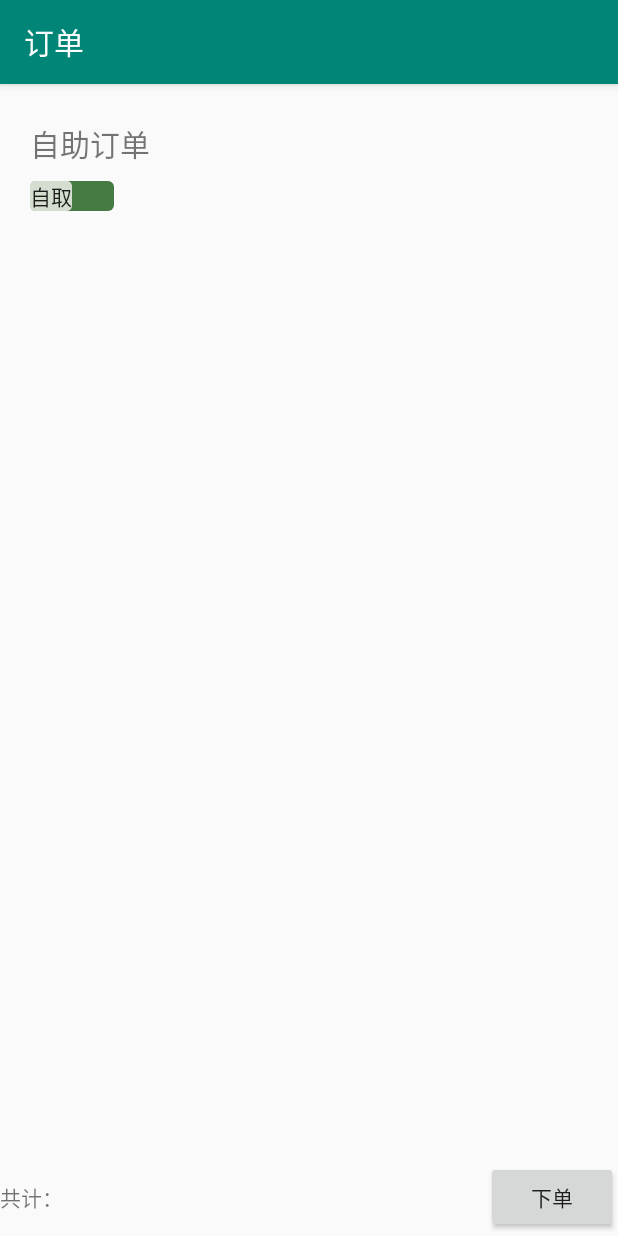
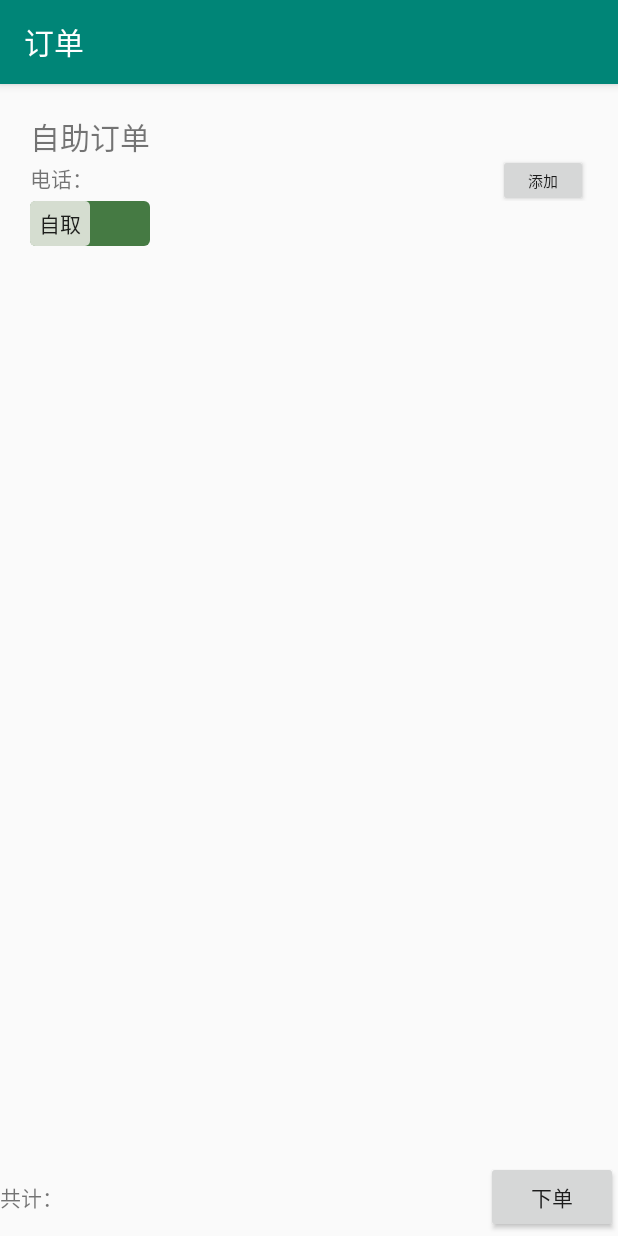
Before and after one commit to y894577/OrderApplication, an Android app: the OrderActivity screen opened directly, with no data from a screen before it, on a phone screen of 412 x 824 dp. Run offline under Robolectric (Android 15) with nearby library versions, the phone set to English and light mode, and no system bars; Roboto replaces fonts that are not available here; 3 statements that could not run were skipped.

Commit message:
【新增】Order获取通讯录并添加号码功能

```diff
--- a/app/src/main/java/com/example/myapplication/Order/OrderActivity.java
+++ b/app/src/main/java/com/example/myapplication/Order/OrderActivity.java
@@ -1,5 +1,6 @@
 package com.example.myapplication.Order;
 
+import android.app.Activity;
 import android.app.Dialog;
 import android.app.Notification;
 import android.app.NotificationChannel;
@@ -23,6 +24,7 @@ import androidx.core.app.NotificationCompat;
 import androidx.core.app.NotificationManagerCompat;
 
 import com.example.myapplication.BottomBar;
+import com.example.myapplication.Contact.ContactActivity;
 import com.example.myapplication.MyApp;
 import com.example.myapplication.R;
 import com.google.gson.JsonArray;
@@ -49,6 +51,9 @@ public class OrderActivity extends AppCompatActivity {
     private TextView sum_money;
     private Switch order_switch;
     private TextView order_address;
+    private TextView phone;
+    private Button add_phone;
+    private Button pay_order;
     private MyApp myApp;
 
     @Override
@@ -61,11 +66,15 @@ public class OrderActivity extends AppCompatActivity {
         sum_money = findViewById(R.id.sum_money);
         order_switch = findViewById(R.id.order_switch);
         order_address = findViewById(R.id.order_address);
+        add_phone = findViewById(R.id.add_phone);
+        pay_order = findViewById(R.id.pay_order);
+        phone = findViewById(R.id.phone);
         ArrayList<ShoppingCarData> list = new ArrayList<>();
 
         myApp = (MyApp) getApplication();
         String userID = myApp.getUserID();
 
+        phone.setText("电话：");
 
         IntentFilter intentFilter = new IntentFilter();
         intentFilter.addAction("com.example.myapplication.ACTION_ORDER");
@@ -106,7 +115,19 @@ public class OrderActivity extends AppCompatActivity {
             }
         });
 
-        Button pay_order = findViewById(R.id.pay_order);
+        add_phone.setOnClickListener(new View.OnClickListener() {
+            @Override
+            public void onClick(View v) {
+                Intent intent = new Intent(OrderActivity.this, ContactActivity.class);
+//                intent.setAction(intent.ACTION_PICK);
+//                intent.setType("vnd.android.cursor.dir/phone");
+//                startActivityForResult(intent, 0x100);
+                startActivityForResult(intent, 1);
+
+            }
+        });
+
+
         pay_order.setOnClickListener(v -> {
             final String[] item = {"确定"};
             AlertDialog.Builder dialog = new AlertDialog.Builder(OrderActivity.this)
@@ -128,7 +149,7 @@ public class OrderActivity extends AppCompatActivity {
                             OkHttpClient clientOrder = new OkHttpClient();
                             RequestBody requestBodyOrder = new FormBody.Builder()
                                     .add("userID", userID)
-                                    .add("sum",sum_money.getText().toString())
+                                    .add("sum", sum_money.getText().toString())
                                     .build();
                             Request requestOrder = new Request.Builder()
                                     .url("http://192.168.0.104:8088/submitOrder")
@@ -142,13 +163,13 @@ public class OrderActivity extends AppCompatActivity {
 
                                 @Override
                                 public void onResponse(Call call, Response response) throws IOException {
-                                    Log.d("msg",response.body().string());
+                                    Log.d("msg", response.body().string());
                                 }
                             });
 
                             OkHttpClient clientCar = new OkHttpClient();
                             RequestBody requestBodyCar = new FormBody.Builder()
-                                    .add("userID",userID)
+                                    .add("userID", userID)
                                     .build();
                             Request requestCar = new Request.Builder()
                                     .url("http://192.168.0.104:8088/clearCar")
@@ -163,10 +184,9 @@ public class OrderActivity extends AppCompatActivity {
                                 @Override
                                 public void onResponse(Call call, Response response) throws IOException {
                                     //这个地方需要发送广播，暂时未实现
-                                    Log.d("msg","clear");
+                                    Log.d("msg", "clear");
                                 }
                             });
-
 
 
                             Intent intent = new Intent(OrderActivity.this, BottomBar.class);
@@ -221,4 +241,14 @@ public class OrderActivity extends AppCompatActivity {
             order_address.setText("地址：" + address);
         });
     }
+
+    @Override
+    protected void onActivityResult(int requestCode, int resultCode, @Nullable Intent data) {
+        super.onActivityResult(requestCode, resultCode, data);
+        if (resultCode == 1) {
+            phone.setText("电话：" + data.getStringExtra("phone"));
+        } else {
+            phone.setText("电话：");
+        }
+    }
 }
--- a/app/src/main/res/drawable/card_style.xml
+++ b/app/src/main/res/drawable/card_style.xml
@@ -4,7 +4,7 @@
     <!--定义矩形四个角的弧度-->
     <corners android:radius="10dp" />
     <!--填充颜色-->
-    <solid android:color="#ffffff" />
+    <solid android:color="#FFFFFF" />
     <!--为矩形绘制边框-->
     <stroke android:color="#000000"
         android:width="1dp"/>
--- a/app/src/main/res/drawable/switch_thumb_off.xml
+++ b/app/src/main/res/drawable/switch_thumb_off.xml
@@ -4,6 +4,6 @@
     <corners android:radius="3dp"/>
     <solid android:color="#D5DDD0" />
     <size
-        android:width="20dp"
+        android:width="40dp"
         android:height="20dp" />
 </shape>
--- a/app/src/main/res/drawable/switch_thumb_on.xml
+++ b/app/src/main/res/drawable/switch_thumb_on.xml
@@ -4,6 +4,6 @@
     <corners android:radius="3dp"/>
     <solid android:color="#D5DDD0" />
     <size
-        android:width="20dp"
+        android:width="40dp"
         android:height="20dp" />
 </shape>
--- a/app/src/main/res/drawable/switch_track.xml
+++ b/app/src/main/res/drawable/switch_track.xml
@@ -3,4 +3,9 @@
     android:shape="rectangle">
     <corners android:radius="4dp" />
     <solid android:color="#457A43"></solid>
+    <size
+        android:height="30dp"
+        android:width="50dp">
+
+    </size>
 </shape>
--- a/app/src/main/res/layout/activity_order.xml
+++ b/app/src/main/res/layout/activity_order.xml
@@ -12,7 +12,7 @@
         android:layout_marginVertical="20dp"
         android:layout_weight="1"
         android:orientation="vertical"
-        android:weightSum="6">
+        android:weightSum="8">
 
         <TextView
             android:id="@+id/textView10"
@@ -23,6 +23,32 @@
             android:text="自助订单"
             android:textSize="20dp" />
 
+        <LinearLayout
+            android:layout_width="match_parent"
+            android:layout_height="wrap_content"
+            android:orientation="horizontal"
+            android:weightSum="8"
+            android:layout_weight="2">
+
+            <TextView
+                android:id="@+id/phone"
+                android:layout_width="wrap_content"
+                android:layout_height="wrap_content"
+                android:layout_weight="8"
+                android:text="电话：" />
+
+            <Button
+                android:id="@+id/add_phone"
+                android:layout_width="60dp"
+                android:layout_height="35dp"
+                android:text="添加"
+                android:textSize="10sp"
+                android:width="40dp"
+                android:height="40dp"/>
+
+        </LinearLayout>
+
+
         <Switch
             android:id="@+id/order_switch"
             android:layout_width="wrap_content"
@@ -30,7 +56,7 @@
             android:layout_weight="2"
             android:checked="false"
             android:showText="true"
-            android:switchMinWidth="20dp"
+            android:switchMinWidth="50dp"
             android:switchPadding="500dp"
             android:textOff="自取"
             android:textOn="外卖"
@@ -41,11 +67,11 @@
             android:id="@+id/order_address"
             android:layout_width="match_parent"
             android:layout_height="wrap_content"
+            android:layout_marginVertical="10dp"
             android:layout_weight="2"
+            android:text="地址"
             android:textSize="15sp"
-            android:layout_marginVertical="10dp"
-            android:text="地址"
-            android:visibility="invisible"/>
+            android:visibility="invisible" />
 
     </LinearLayout>
 
@@ -84,7 +110,7 @@
             android:id="@+id/pay_order"
             android:layout_width="wrap_content"
             android:layout_height="wrap_content"
-            android:text="下单"/>
+            android:text="下单" />
     </LinearLayout>
 
 
```
Also changed, not shown: app/src/main/AndroidManifest.xml (+11 -3 lines), app/src/main/java/com/example/myapplication/Contact/ContactActivity.java (added, +55 -0 lines), app/src/main/java/com/example/myapplication/Contact/ContactAdapter.java (added, +99 -0 lines), app/src/main/java/com/example/myapplication/MyApp.java (+10 -0 lines), app/src/main/res/layout/activity_contact.xml (added, +14 -0 lines), app/src/main/res/layout/item_contact.xml (added, +27 -0 lines).
